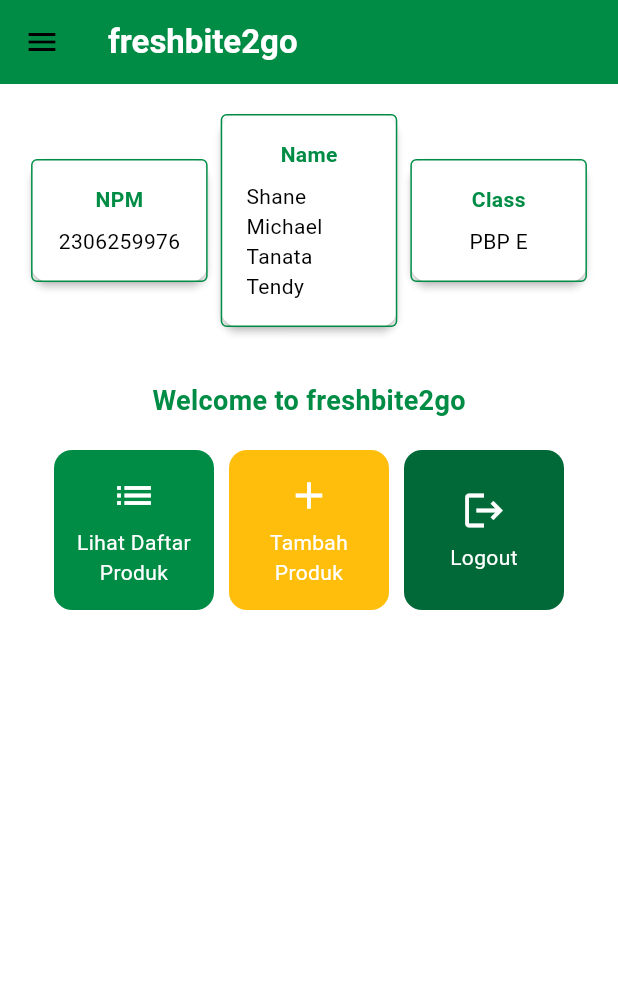
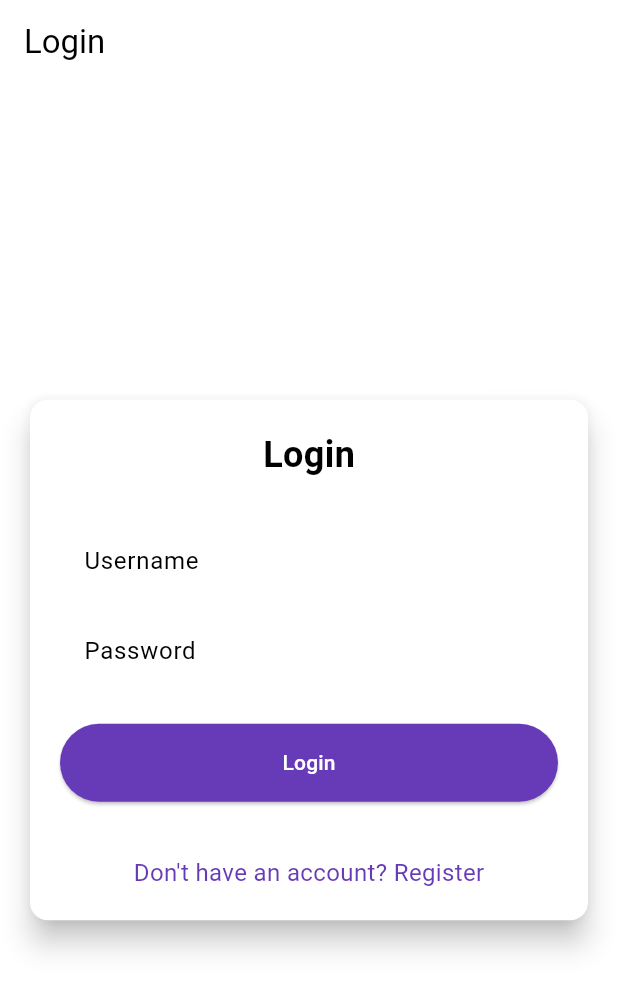
Before and after one commit to shaneemichael/fresh-bite-mobile, a Flutter app: the screen it shows after launch, on a phone screen of 412 x 824 dp. Shown: the top 991 px of the screen. Run offline on Flutter 3.47's test engine with Material 3 defaults, Android fonts, the phone set to English and light mode, and no system bars; missing offline and left inert: pbp_django_auth.

Commit message:
Assignment 9

```diff
--- a/lib/main.dart
+++ b/lib/main.dart
@@ -1,5 +1,7 @@
 import 'package:flutter/material.dart';
-import 'package:fresh_bite/screens/menu.dart';
+import 'package:fresh_bite/screens/login.dart';
+import 'package:pbp_django_auth/pbp_django_auth.dart';
+import 'package:provider/provider.dart';
 
 void main() {
   runApp(const MyApp());
@@ -8,33 +10,23 @@ void main() {
 class MyApp extends StatelessWidget {
   const MyApp({super.key});
 
-  // This widget is the root of your application.
   @override
   Widget build(BuildContext context) {
-    return MaterialApp(
-      title: 'Flutter Demo',
-      theme: ThemeData(
-        // This is the theme of your application.
-        //
-        // TRY THIS: Try running your application with "flutter run". You'll see
-        // the application has a purple toolbar. Then, without quitting the app,
-        // try changing the seedColor in the colorScheme below to Colors.green
-        // and then invoke "hot reload" (save your changes or press the "hot
-        // reload" button in a Flutter-supported IDE, or press "r" if you used
-        // the command line to start the app).
-        //
-        // Notice that the counter didn't reset back to zero; the application
-        // state is not lost during the reload. To reset the state, use hot
-        // restart instead.
-        //
-        // This works for code too, not just values: Most code changes can be
-        // tested with just a hot reload.
-         colorScheme: ColorScheme.fromSwatch(
-                      primarySwatch: Colors.deepPurple,
-                      ).copyWith(secondary: Colors.deepPurple[400]),
-        useMaterial3: true,
+    return Provider(
+      create: (_) {
+        CookieRequest request = CookieRequest();
+        return request;
+      },
+      child: MaterialApp(
+        title: 'freshbite2go',
+        theme: ThemeData(
+          useMaterial3: true,
+          colorScheme: ColorScheme.fromSwatch(
+            primarySwatch: Colors.deepPurple,
+          ).copyWith(secondary: Colors.deepPurple[400]),
+        ),
+        home: const LoginPage(),
       ),
-      home: MyHomePage(),
     );
   }
 }
--- /dev/null
+++ b/lib/screens/login.dart
@@ -0,0 +1,181 @@
+import 'package:fresh_bite/screens/menu.dart';
+import 'package:flutter/material.dart';
+import 'package:pbp_django_auth/pbp_django_auth.dart';
+import 'package:provider/provider.dart';
+import 'package:fresh_bite/screens/register.dart';
+
+void main() {
+  runApp(const LoginApp());
+}
+
+class LoginApp extends StatelessWidget {
+  const LoginApp({super.key});
+
+  @override
+  Widget build(BuildContext context) {
+    return MaterialApp(
+      title: 'Login',
+      theme: ThemeData(
+        useMaterial3: true,
+        colorScheme: ColorScheme.fromSwatch(
+          primarySwatch: Colors.deepPurple,
+        ).copyWith(secondary: Colors.deepPurple[400]),
+      ),
+      home: const LoginPage(),
+    );
+  }
+}
+
+class LoginPage extends StatefulWidget {
+  const LoginPage({super.key});
+
+  @override
+  State<LoginPage> createState() => _LoginPageState();
+}
+
+class _LoginPageState extends State<LoginPage> {
+  final TextEditingController _usernameController = TextEditingController();
+  final TextEditingController _passwordController = TextEditingController();
+
+  @override
+  Widget build(BuildContext context) {
+    final request = context.watch<CookieRequest>();
+
+    return Scaffold(
+      appBar: AppBar(
+        title: const Text('Login'),
+      ),
+      body: Center(
+        child: SingleChildScrollView(
+          padding: const EdgeInsets.all(16.0),
+          child: Card(
+            elevation: 8,
+            shape: RoundedRectangleBorder(
+              borderRadius: BorderRadius.circular(12.0),
+            ),
+            child: Padding(
+              padding: const EdgeInsets.all(20.0),
+              child: Column(
+                mainAxisSize: MainAxisSize.min,
+                children: [
+                  const Text(
+                    'Login',
+                    style: TextStyle(
+                      fontSize: 24.0,
+                      fontWeight: FontWeight.bold,
+                    ),
+                  ),
+                  const SizedBox(height: 30.0),
+                  TextField(
+                    controller: _usernameController,
+                    decoration: const InputDecoration(
+                      labelText: 'Username',
+                      hintText: 'Enter your username',
+                      border: OutlineInputBorder(
+                        borderRadius: BorderRadius.all(Radius.circular(12.0)),
+                      ),
+                      contentPadding:
+                          EdgeInsets.symmetric(horizontal: 12.0, vertical: 8.0),
+                    ),
+                  ),
+                  const SizedBox(height: 12.0),
+                  TextField(
+                    controller: _passwordController,
+                    decoration: const InputDecoration(
+                      labelText: 'Password',
+                      hintText: 'Enter your password',
+                      border: OutlineInputBorder(
+                        borderRadius: BorderRadius.all(Radius.circular(12.0)),
+                      ),
+                      contentPadding:
+                          EdgeInsets.symmetric(horizontal: 12.0, vertical: 8.0),
+                    ),
+                    obscureText: true,
+                  ),
+                  const SizedBox(height: 24.0),
+                  ElevatedButton(
+                    onPressed: () async {
+                      String username = _usernameController.text;
+                      String password = _passwordController.text;
+
+                      // Cek kredensial
+                      // Ganti URL dan jangan lupa tambahkan trailing slash (/) di akhir URL!
+                      // Untuk menyambungkan Android emulator dengan Django pada localhost,
+                      // gunakan URL http://10.0.2.2/
+                      final response = await request
+                          .login("http://127.0.0.1:8000/auth/login/", {
+                        'username': username,
+                        'password': password,
+                      });
+
+                      if (request.loggedIn) {
+                        String message = response['message'];
+                        String uname = response['username'];
+                        if (context.mounted) {
+                          Navigator.pushReplacement(
+                            context,
+                            MaterialPageRoute(
+                                builder: (context) => MyHomePage()),
+                          );
+                          ScaffoldMessenger.of(context)
+                            ..hideCurrentSnackBar()
+                            ..showSnackBar(
+                              SnackBar(
+                                  content:
+                                      Text("$message Selamat datang, $uname.")),
+                            );
+                        }
+                      } else {
+                        if (context.mounted) {
+                          showDialog(
+                            context: context,
+                            builder: (context) => AlertDialog(
+                              title: const Text('Login Gagal'),
+                              content: Text(response['message']),
+                              actions: [
+                                TextButton(
+                                  child: const Text('OK'),
+                                  onPressed: () {
+                                    Navigator.pop(context);
+                                  },
+                                ),
+                              ],
+                            ),
+                          );
+                        }
+                      }
+                    },
+                    style: ElevatedButton.styleFrom(
+                      foregroundColor: Colors.white,
+                      minimumSize: const Size(double.infinity, 50),
+                      backgroundColor: Theme.of(context).colorScheme.primary,
+                      padding: const EdgeInsets.symmetric(vertical: 16.0),
+                    ),
+                    child: const Text('Login'),
+                  ),
+                  const SizedBox(height: 36.0),
+                  GestureDetector(
+                    onTap: () {
+                      Navigator.push(
+                        context,
+                        MaterialPageRoute(
+                            builder: (context) => const RegisterPage()),
+                      );
+                    },
+                    child: Text(
+                      'Don\'t have an account? Register',
+                      style: TextStyle(
+                        color: Theme.of(context).colorScheme.primary,
+                        fontSize: 16.0,
+                      ),
+                    ),
+                  ),
+                ],
+              ),
+            ),
+          ),
+        ),
+      ),
+    );
+  }
+}
--- a/lib/screens/productentry_form.dart
+++ b/lib/screens/productentry_form.dart
@@ -10,7 +10,7 @@ class ProductEntryFormPage extends StatefulWidget {
 
 class _ProductEntryFormPageState extends State<ProductEntryFormPage> {
   final _formKey = GlobalKey<FormState>();
-  String _product = "";
+  String _name = "";
 	int _price = 0;
 	String _description = "";
   @override
@@ -44,7 +44,7 @@ class _ProductEntryFormPageState extends State<ProductEntryFormPage> {
                   ),
                   onChanged: (String? value) {
                     setState(() {
-                      _product = value!;
+                      _name = value!;
                     });
                   },
                   validator: (String? value) {
@@ -124,7 +124,7 @@ class _ProductEntryFormPageState extends State<ProductEntryFormPage> {
                                 child: Column(
                                   crossAxisAlignment: CrossAxisAlignment.start,
                                   children: [
-                                    Text('Product: $_product'),
+                                    Text('Product: $_name'),
                                     Text('Price: $_price'),
                                     Text('Description: $_description')
                                   ],
--- a/pubspec.yaml
+++ b/pubspec.yaml
@@ -35,6 +35,9 @@ dependencies:
   # The following adds the Cupertino Icons font to your application.
   # Use with the CupertinoIcons class for iOS style icons.
   cupertino_icons: ^1.0.8
+  provider: ^6.1.2
+  pbp_django_auth: ^0.4.0
+  http: ^1.2.2
 
 dev_dependencies:
   flutter_test:
```
Also changed, not shown: lib/models/product_entry.dart (added, +61 -0 lines), lib/screens/list_productentry.dart (added, +88 -0 lines), lib/screens/register.dart (added, +163 -0 lines), lib/widgets/left_drawer.dart (+12 -0 lines), lib/widgets/product_card.dart (+37 -1 lines), pubspec.lock, 3 other files.
